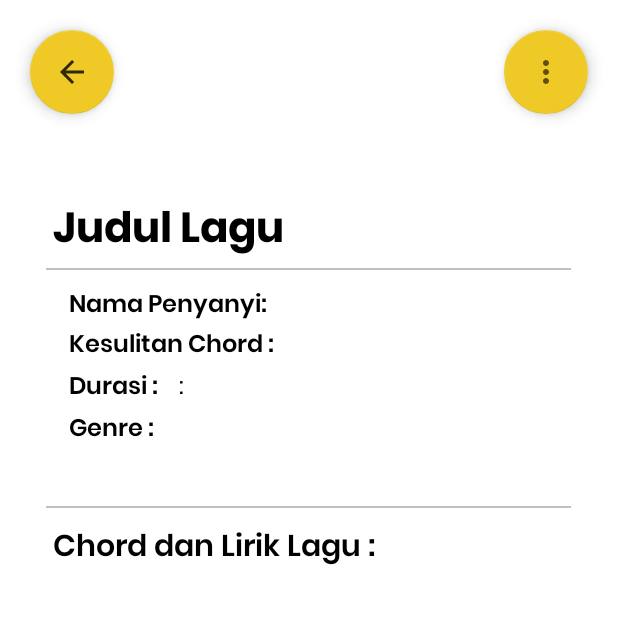
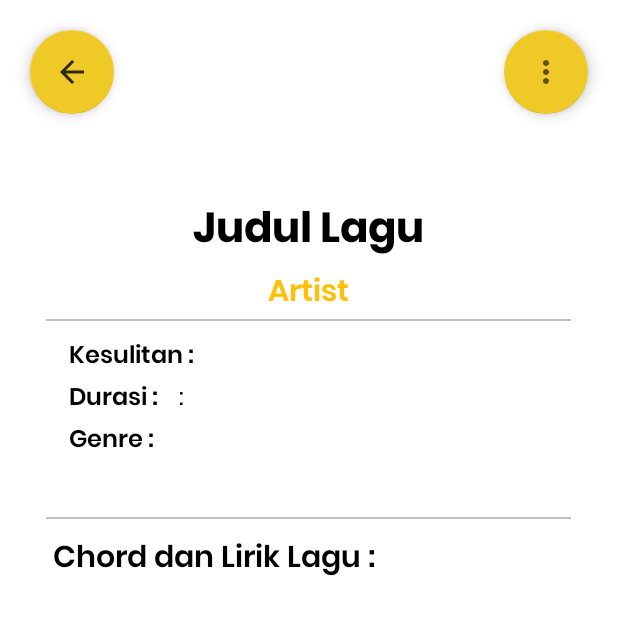
Before and after one commit to nyomanjyotisa/modul5-progmob, an Android app: the DetailChordActivity screen opened directly, with no data from a screen before it, on a phone screen of 412 x 824 dp, the top half of it. Run offline under Robolectric (Android 15) with nearby library versions, the phone set to English and light mode, and no system bars; network calls fail.

```diff
--- a/app/src/main/AndroidManifest.xml
+++ b/app/src/main/AndroidManifest.xml
@@ -7,7 +7,7 @@
     <uses-permission android:name="android.permission.WRITE_EXTERNAL_STORAGE"/>
     <uses-permission android:name="android.permission.INTERNET"/>
 
-    <application
+    <application android:networkSecurityConfig="@xml/network_security_config"
         android:allowBackup="true"
         android:icon="@mipmap/ic_launcher"
         android:label="@string/app_name"
@@ -20,7 +20,8 @@
         <activity
             android:name=".TambahChordActivity"
             android:exported="false" />
-        <activity android:name=".MainActivity" >
+        <activity android:name=".MainActivity"
+            android:exported="true">
             <intent-filter>
                 <action android:name="android.intent.action.MAIN" />
 
--- a/app/src/main/java/com/example/praktikum/Constant.java
+++ b/app/src/main/java/com/example/praktikum/Constant.java
@@ -2,6 +2,7 @@ package com.example.praktikum;
 
 public class Constant {
     public static final String URL="http://10.0.2.2:8000/";
+//    public static final String URL="http://127.0.0.1:8000/";
     public static final String HOME=URL+"api";
     public static final String CHORDS=HOME+"/chords";
     public static final String ADD_CHORD=CHORDS+"/create";
--- a/app/src/main/res/drawable-anydpi/btn_round.xml
+++ b/app/src/main/res/drawable-anydpi/btn_round.xml
@@ -1,5 +1,5 @@
 <?xml version="1.0" encoding="utf-8"?>
 <shape xmlns:android="http://schemas.android.com/apk/res/android">
-<solid android:color="@color/colorYellow"/>
+<solid android:color="#FFC107"/>
     <corners android:radius="20dp"/>
 </shape>
--- a/app/src/main/res/layout/activity_detail_chord.xml
+++ b/app/src/main/res/layout/activity_detail_chord.xml
@@ -36,12 +36,21 @@
                 android:id="@+id/textJudulLagu"
                 android:layout_width="wrap_content"
                 android:layout_height="wrap_content"
-                android:layout_marginStart="35dp"
                 android:layout_marginTop="30dp"
+                android:layout_gravity="center"
                 android:fontFamily="@font/poppins_bold"
                 android:text="Judul Lagu"
                 android:textColor="@color/colorBlack"
                 android:textSize="28sp" />
+            <TextView
+                android:id="@+id/textPenyanyi"
+                android:layout_width="wrap_content"
+                android:layout_height="wrap_content"
+                android:text="Artist"
+                android:layout_gravity="center"
+                android:fontFamily="@font/poppins_semibold"
+                android:textColor="@color/colorOrange"
+                android:textSize="20sp" />
 
             <View
                 android:layout_width="350dip"
@@ -68,35 +77,9 @@
 
                 <TextView
                     android:layout_width="wrap_content"
-                    android:layout_height="match_parent"
-                    android:fontFamily="@font/poppins_semibold"
-                    android:text="Nama Penyanyi:"
-                    android:textColor="@color/colorBlack"
-                    android:textSize="16sp" />
-
-                <TextView
-                    android:id="@+id/textPenyanyi"
-                    android:layout_width="wrap_content"
-                    android:layout_height="wrap_content"
-                    android:layout_gravity="center"
-                    android:layout_marginLeft="10dp"
-                    android:fontFamily="@font/poppins_regular"
-                    android:textColor="@color/colorBlack"
-                    android:textSize="16sp" />
-            </LinearLayout>
-
-            <LinearLayout
-                android:layout_width="320dp"
-                android:layout_height="wrap_content"
-                android:layout_gravity="center"
-                android:gravity="left"
-                android:orientation="horizontal">
-
-                <TextView
-                    android:layout_width="wrap_content"
                     android:layout_height="wrap_content"
                     android:fontFamily="@font/poppins_semibold"
-                    android:text="Kesulitan Chord :"
+                    android:text="Kesulitan :"
                     android:textColor="@color/colorBlack"
                     android:textSize="16sp" />
 
--- a/app/src/main/res/values/colors.xml
+++ b/app/src/main/res/values/colors.xml
@@ -15,7 +15,7 @@
     <color name="white">#FFFFFFFF</color>
 
     <color name="colorWhite">#FFFFFF</color>
-    <color name="colorYellow">#FFFF00</color>
+    <color name="colorOrange">#FFC107</color>
     <color name="colorFuchsia">#FF00FF</color>
     <color name="colorRed">#FF0000</color>
     <color name="colorSilver">#C0C0C0</color>
```
Also changed, not shown: app/build.gradle (+7 -7 lines), app/src/main/java/com/example/praktikum/adapter/DBAdapter.java (+5 -3 lines), app/src/main/res/drawable/ic_level.xml (added, +10 -0 lines), app/src/main/res/layout/activity_tambah_chord.xml (+4 -4 lines), app/src/main/res/layout/list_chord.xml (+24 -6 lines).
